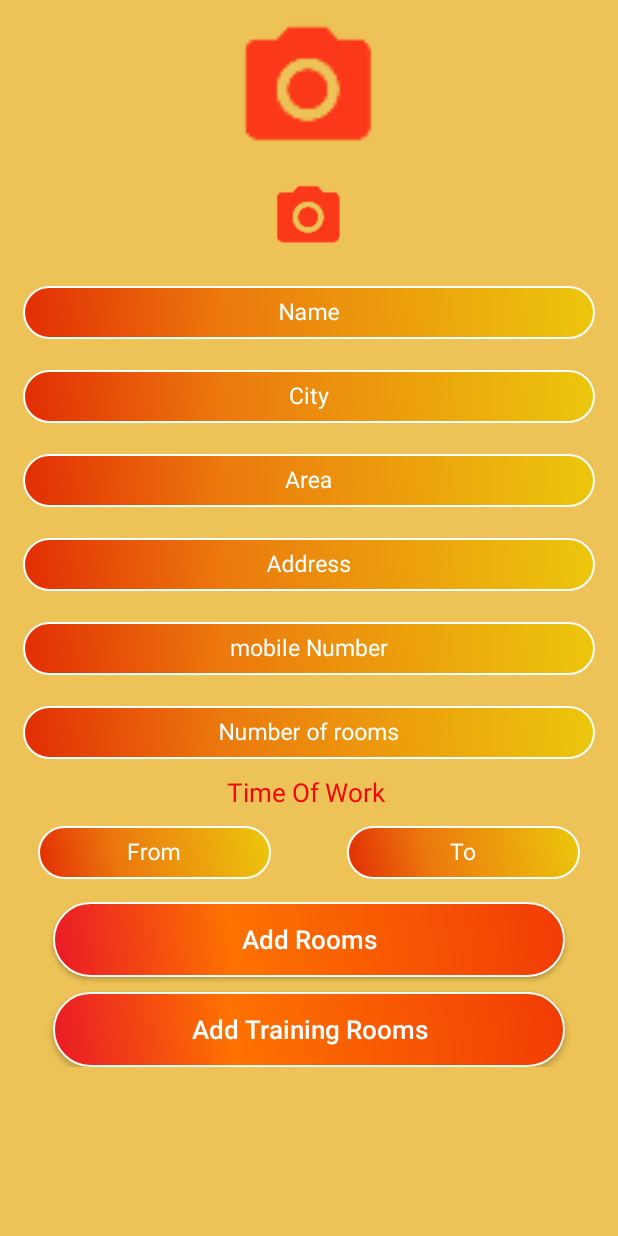
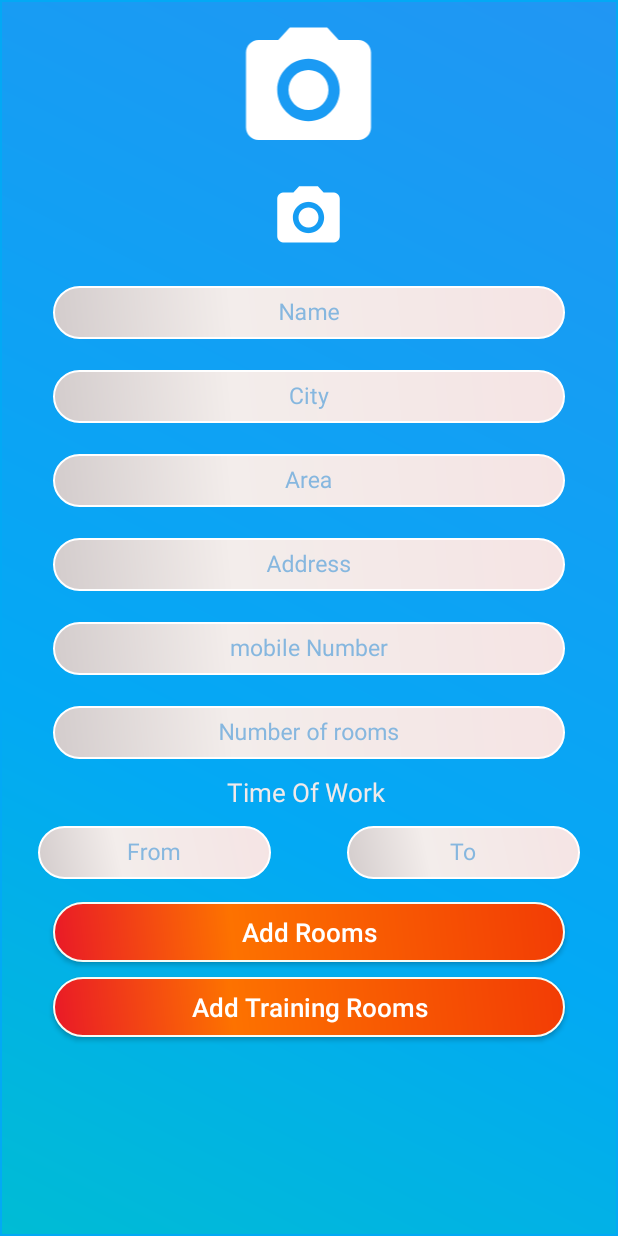
Before and after one commit to MohamedHassan275/OwnerTrainingRoom, an Android app: the AddTrainingRoomsActivity screen opened directly, with no data from a screen before it, on a phone screen of 412 x 824 dp. Run offline under Robolectric (Android 15) with nearby library versions, the light colour scheme and no system bars.

Commit message:
Initial commit

```diff
--- a/app/src/main/java/com/mohmedhassan/ownertrainingroom/Login/LoginActivity.java
+++ b/app/src/main/java/com/mohmedhassan/ownertrainingroom/Login/LoginActivity.java
@@ -60,7 +60,7 @@ public class LoginActivity extends AppCompatActivity implements LoginContract.vi
 
 
        // attemptLogin();
-        Login.setOnClickListener(view-> attemptLogin());
+        Login.setOnClickListener(view-> BtnLogin());
 
     }
 
@@ -152,7 +152,7 @@ public class LoginActivity extends AppCompatActivity implements LoginContract.vi
 
         Intent intent = new Intent(LoginActivity.this, HomeScreenActivity.class);
         startActivity(intent);
-        finish();
+       // finish();
 
     }
 
--- /dev/null
+++ b/app/src/main/res/drawable-anydpi/camera2.xml
@@ -0,0 +1,13 @@
+<vector xmlns:android="http://schemas.android.com/apk/res/android"
+    android:width="24dp"
+    android:height="24dp"
+    android:viewportWidth="24"
+    android:viewportHeight="24"
+    android:tint="#FFFFFF">
+    <path
+        android:fillColor="#FF000000"
+        android:pathData="M12,12m-3.2,0a3.2,3.2 0,1 1,6.4 0a3.2,3.2 0,1 1,-6.4 0"/>
+    <path
+        android:fillColor="#FF000000"
+        android:pathData="M9,2L7.17,4L4,4c-1.1,0 -2,0.9 -2,2v12c0,1.1 0.9,2 2,2h16c1.1,0 2,-0.9 2,-2L22,6c0,-1.1 -0.9,-2 -2,-2h-3.17L15,2L9,2zM12,17c-2.76,0 -5,-2.24 -5,-5s2.24,-5 5,-5 5,2.24 5,5 -2.24,5 -5,5z"/>
+</vector>
--- a/app/src/main/res/drawable-hdpi/edittext_design.xml
+++ b/app/src/main/res/drawable-hdpi/edittext_design.xml
@@ -6,9 +6,9 @@
     <gradient
         android:angle="45"
         android:centerX="35%"
-        android:centerColor="#ec790d"
-        android:startColor="#e22d04"
-        android:endColor="#ecc70d"
+        android:centerColor="#F3EDEB"
+        android:startColor="#D3CCCC"
+        android:endColor="#F5E4E4"
         android:type="linear"/>
     <padding
         android:left="0dp"
--- /dev/null
+++ b/app/src/main/res/drawable/layout_design.xml
@@ -0,0 +1,27 @@
+<?xml version="1.0" encoding="utf-8"?>
+<shape xmlns:android="http://schemas.android.com/apk/res/android" android:shape="rectangle" >
+    <corners
+        android:radius="0dp"
+        />
+    <gradient
+        android:angle="45"
+        android:centerX="35%"
+        android:centerColor="#03A9F4"
+        android:startColor="#00BCD4"
+        android:endColor="#2196F3"
+        android:type="linear"/>
+    <padding
+        android:left="0dp"
+        android:top="0dp"
+        android:right="0dp"
+        android:bottom="0dp"
+        />
+    <size
+        android:width="270dp"
+        android:height="60dp"
+        />
+    <stroke
+        android:width="1dp"
+        android:color="#03A9F4"
+        />
+</shape>
--- a/app/src/main/res/layout/activity_add_training_rooms.xml
+++ b/app/src/main/res/layout/activity_add_training_rooms.xml
@@ -2,10 +2,10 @@
 <LinearLayout xmlns:android="http://schemas.android.com/apk/res/android"
     xmlns:app="http://schemas.android.com/apk/res-auto"
     xmlns:tools="http://schemas.android.com/tools"
-    android:orientation="vertical"
-    android:background="#edc357"
     android:layout_width="match_parent"
     android:layout_height="match_parent"
+    android:background="@drawable/layout_design"
+    android:orientation="vertical"
     tools:context=".AddTrainingRooms.AddTrainingRoomsActivity">
 
     <ScrollView
@@ -13,245 +13,248 @@
         android:layout_height="match_parent">
 
         <LinearLayout
-            android:gravity="center"
             android:layout_width="match_parent"
             android:layout_height="match_parent"
+            android:gravity="center"
             android:orientation="vertical">
 
             <android.support.v7.widget.RecyclerView
                 android:id="@+id/recyclerview_image"
                 android:layout_width="match_parent"
-                android:layout_height="wrap_content">
-            </android.support.v7.widget.RecyclerView>
+                android:layout_height="wrap_content"></android.support.v7.widget.RecyclerView>
+
             <ImageView
                 android:id="@+id/imageView_photo"
                 android:layout_width="150dp"
                 android:layout_height="100dp"
                 android:layout_marginTop="10dp"
-                android:src="@drawable/camera"/>
+                android:src="@drawable/camera2" />
+
             <ImageView
                 android:id="@+id/image_photo"
                 android:layout_width="150dp"
                 android:layout_height="50dp"
                 android:layout_marginTop="10dp"
-                android:src="@drawable/camera"/>
+                android:src="@drawable/camera2" />
 
             <android.support.design.widget.TextInputLayout
+                android:layout_width="match_parent"
+                android:layout_height="wrap_content"
                 android:layout_marginTop="10dp"
-                android:textColorHint="#ffffff"
-                android:layout_width="match_parent"
-                android:layout_height="wrap_content">
+                android:textColorHint="#86B7DF">
 
                 <EditText
                     android:id="@+id/name"
                     android:layout_width="match_parent"
                     android:layout_height="35dp"
+                    android:layout_gravity="center"
+                    android:layout_marginLeft="35dp"
+                    android:layout_marginRight="35dp"
                     android:background="@drawable/edittext_design"
+                    android:gravity="center"
                     android:hint="Name"
-                    android:padding="7dp"
-                    android:gravity="center"
-                    android:layout_gravity="center"
                     android:inputType="text"
                     android:maxLines="1"
-                    android:textColor="#ffffff"
-                    android:layout_marginLeft="15dp"
-                    android:layout_marginRight="15dp"
+                    android:padding="7dp"
                     android:singleLine="true"
+                    android:textColor="#3F51B5"
                     android:textSize="15sp" />
 
             </android.support.design.widget.TextInputLayout>
 
             <android.support.design.widget.TextInputLayout
+                android:layout_width="match_parent"
+                android:layout_height="wrap_content"
                 android:layout_marginTop="10dp"
-                android:textColorHint="#ffffff"
-                android:layout_width="match_parent"
-                android:layout_height="wrap_content">
+                android:textColorHint="#86B7DF">
 
                 <EditText
                     android:id="@+id/city"
                     android:layout_width="match_parent"
                     android:layout_height="35dp"
+                    android:layout_gravity="center"
+                    android:layout_marginLeft="35dp"
+                    android:layout_marginRight="35dp"
                     android:background="@drawable/edittext_design"
+                    android:gravity="center"
                     android:hint="City"
-                    android:padding="7dp"
-                    android:gravity="center"
-                    android:textColor="#ffffff"
-                    android:layout_marginLeft="15dp"
-                    android:layout_marginRight="15dp"
-                    android:layout_gravity="center"
                     android:inputType="text"
                     android:maxLines="1"
+                    android:padding="7dp"
                     android:singleLine="true"
+                    android:textColor="#ffffff"
                     android:textSize="15sp" />
 
             </android.support.design.widget.TextInputLayout>
 
             <android.support.design.widget.TextInputLayout
+                android:layout_width="match_parent"
+                android:layout_height="wrap_content"
                 android:layout_marginTop="10dp"
-                android:textColorHint="#ffffff"
-                android:layout_width="match_parent"
-                android:layout_height="wrap_content">
+                android:textColorHint="#86B7DF">
 
                 <EditText
                     android:id="@+id/Area"
                     android:layout_width="match_parent"
                     android:layout_height="35dp"
+                    android:layout_gravity="center"
+                    android:layout_marginLeft="35dp"
+                    android:layout_marginRight="35dp"
                     android:background="@drawable/edittext_design"
+                    android:gravity="center"
                     android:hint="Area"
-                    android:gravity="center"
-                    android:layout_gravity="center"
-                    android:textSize="15sp"
-                    android:padding="7dp"
-                    android:textColor="#ffffff"
-                    android:layout_marginLeft="15dp"
-                    android:layout_marginRight="15dp"
                     android:inputType="textEmailAddress"
                     android:maxLines="1"
-                    android:singleLine="true"/>
+                    android:padding="7dp"
+                    android:singleLine="true"
+                    android:textColor="#ffffff"
+                    android:textSize="15sp" />
 
             </android.support.design.widget.TextInputLayout>
 
             <android.support.design.widget.TextInputLayout
+                android:layout_width="match_parent"
+                android:layout_height="wrap_content"
                 android:layout_marginTop="10dp"
-                android:textColorHint="#ffffff"
-                android:layout_width="match_parent"
-                android:layout_height="wrap_content">
+                android:textColorHint="#86B7DF">
 
                 <EditText
                     android:id="@+id/Address"
                     android:layout_width="match_parent"
                     android:layout_height="35dp"
+                    android:layout_gravity="center"
+                    android:layout_marginLeft="35dp"
+                    android:layout_marginRight="35dp"
                     android:background="@drawable/edittext_design"
+                    android:gravity="center"
                     android:hint="Address"
-                    android:gravity="center"
-                    android:layout_gravity="center"
-                    android:textSize="15sp"
-                    android:padding="7dp"
-                    android:textColor="#ffffff"
-                    android:layout_marginLeft="15dp"
-                    android:layout_marginRight="15dp"
                     android:inputType="textEmailAddress"
                     android:maxLines="1"
-                    android:singleLine="true"/>
+                    android:padding="7dp"
+                    android:singleLine="true"
+                    android:textColor="#ffffff"
+                    android:textSize="15sp" />
 
             </android.support.design.widget.TextInputLayout>
 
             <android.support.design.widget.TextInputLayout
+                android:layout_width="match_parent"
+                android:layout_height="wrap_content"
                 android:layout_marginTop="10dp"
-                android:textColorHint="#ffffff"
-                android:layout_width="match_parent"
-                android:layout_height="wrap_content">
+                android:textColorHint="#86B7DF">
 
                 <EditText
                     android:id="@+id/mobile_phone"
                     android:layout_width="match_parent"
                     android:layout_height="35dp"
+                    android:layout_gravity="center"
+                    android:layout_marginLeft="35dp"
+                    android:layout_marginRight="35dp"
                     android:background="@drawable/edittext_design"
+                    android:gravity="center"
                     android:hint="mobile Number"
-                    android:gravity="center"
-                    android:layout_gravity="center"
-                    android:textSize="15sp"
+                    android:inputType="number"
+                    android:maxLines="1"
+                    android:singleLine="true"
                     android:textColor="#ffffff"
-                    android:inputType="number"
-                    android:layout_marginLeft="15dp"
-                    android:layout_marginRight="15dp"
-                    android:maxLines="1"
-                    android:singleLine="true"/>
+                    android:textSize="15sp" />
 
             </android.support.design.widget.TextInputLayout>
 
             <android.support.design.widget.TextInputLayout
+                android:layout_width="match_parent"
+                android:layout_height="wrap_content"
                 android:layout_marginTop="10dp"
-                android:textColorHint="#ffffff"
-                android:layout_width="match_parent"
-                android:layout_height="wrap_content">
+                android:textColorHint="#86B7DF">
 
                 <EditText
                     android:id="@+id/Numberofrooms"
                     android:layout_width="match_parent"
                     android:layout_height="35dp"
+                    android:layout_gravity="center"
+                    android:layout_marginLeft="35dp"
+                    android:layout_marginRight="35dp"
                     android:background="@drawable/edittext_design"
+                    android:gravity="center"
                     android:hint="Number of rooms"
-                    android:gravity="center"
-                    android:layout_gravity="center"
-                    android:textSize="15sp"
+                    android:inputType="number"
+                    android:maxLines="1"
+                    android:singleLine="true"
                     android:textColor="#ffffff"
-                    android:inputType="number"
-                    android:layout_marginLeft="15dp"
-                    android:layout_marginRight="15dp"
-                    android:maxLines="1"
-                    android:singleLine="true"/>
+                    android:textSize="15sp" />
 
             </android.support.design.widget.TextInputLayout>
+
             <LinearLayout
-                android:orientation="vertical"
                 android:layout_width="match_parent"
-                android:layout_height="match_parent">
+                android:layout_height="match_parent"
+                android:orientation="vertical">
 
                 <TextView
                     android:layout_width="wrap_content"
                     android:layout_height="wrap_content"
+                    android:layout_gravity="center"
+                    android:layout_marginTop="10dp"
                     android:text="Time Of Work "
-                    android:textColor="#f40404"
-                    android:textSize="17sp"
-                    android:layout_marginTop="10dp"
-                    android:layout_gravity="center"/>
+                    android:textColor="#F1EAEA"
+                    android:textSize="17sp" />
 
                 <LinearLayout
-                    android:orientation="horizontal"
                     android:layout_width="match_parent"
-                    android:layout_height="wrap_content">
+                    android:layout_height="wrap_content"
+                    android:orientation="horizontal">
 
                     <android.support.design.widget.TextInputLayout
-                            android:textColorHint="#ffffff"
-                            android:layout_weight="1"
+                        android:layout_width="match_parent"
+                        android:layout_height="wrap_content"
+                        android:layout_weight="1"
+                        android:textColorHint="#86B7DF">
+
+                        <EditText
+                            android:id="@+id/from"
                             android:layout_width="match_parent"
-                            android:layout_height="wrap_content">
+                            android:layout_height="35dp"
+                            android:layout_marginLeft="25dp"
+                            android:layout_marginRight="25dp"
+                            android:background="@drawable/edittext_design"
+                            android:gravity="center"
+                            android:hint="From"
+                            android:inputType="number"
+                            android:maxLines="1"
+                            android:padding="7dp"
+                            android:paddingLeft="10dp"
+                            android:singleLine="true"
+                            android:textSize="15sp" />
 
-                            <EditText
-                                android:id="@+id/from"
-                                android:layout_width="match_parent"
-                                android:layout_height="35dp"
-                                android:background="@drawable/edittext_design"
-                                android:hint="From"
-                                android:gravity="center"
-                                android:padding="7dp"
-                                android:paddingLeft="10dp"
-                                android:layout_marginRight="25dp"
-                                android:layout_marginLeft="25dp"
-                                android:textSize="15sp"
-                                android:inputType="number"
-                                android:maxLines="1"
-                                android:singleLine="true"/>
-
-                        </android.support.design.widget.TextInputLayout>
+                    </android.support.design.widget.TextInputLayout>
 
 
-                        <android.support.design.widget.TextInputLayout
-                            android:textColorHint="#ffffff"
-                            android:layout_weight="1"
+                    <android.support.design.widget.TextInputLayout
+                        android:layout_width="match_parent"
+                        android:layout_height="wrap_content"
+                        android:layout_weight="1"
+                        android:textColorHint="#86B7DF">
+
+                        <EditText
+                            android:id="@+id/to"
                             android:layout_width="match_parent"
-                            android:layout_height="wrap_content">
+                            android:layout_height="35dp"
+                            android:layout_marginLeft="25dp"
+                            android:layout_marginRight="25dp"
+                            android:background="@drawable/edittext_design"
+                            android:gravity="center"
+                            android:hint="To"
+                            android:inputType="number"
+                            android:maxLines="1"
+                            android:padding="7dp"
+                            android:paddingLeft="10dp"
+                            android:singleLine="true"
+                            android:textSize="15sp" />
 
-                            <EditText
-                                android:id="@+id/to"
-                                android:layout_width="match_parent"
-                                android:layout_height="35dp"
-                                android:background="@drawable/edittext_design"
-                                android:hint="To"
-                                android:gravity="center"
-                                android:padding="7dp"
-                                android:paddingLeft="10dp"
-                                android:layout_marginRight="25dp"
-                                android:layout_marginLeft="25dp"
-                                android:textSize="15sp"
-                                android:inputType="number"
-                                android:maxLines="1"
-                                android:singleLine="true"/>
-
-                        </android.support.design.widget.TextInputLayout>
+                    </android.support.design.widget.TextInputLayout>
 
                 </LinearLayout>
+
                 <android.support.v7.widget.RecyclerView
                     android:id="@+id/recyclerview_room"
                     android:layout_width="match_parent"
@@ -262,27 +265,29 @@
                 <Button
                     android:id="@+id/btn_addRooms"
                     android:layout_width="match_parent"
-                    android:layout_height="50dp"
+                    android:layout_height="40dp"
                     android:layout_marginLeft="35dp"
+                    android:layout_marginTop="15dp"
                     android:layout_marginRight="35dp"
-                    android:layout_marginTop="15dp"
+                    android:background="@drawable/btn_design"
                     android:text="Add Rooms"
+                    android:textAllCaps="false"
                     android:textColor="#ffffff"
-                    android:textAllCaps="false"
-                    android:textSize="17sp"
-                    android:background="@drawable/btn_design"/>
+                    android:textSize="17sp" />
+
                 <Button
                     android:id="@+id/btn_addTrainingRooms"
                     android:layout_width="match_parent"
-                    android:layout_height="50dp"
+                    android:layout_height="40dp"
                     android:layout_marginLeft="35dp"
+                    android:layout_marginTop="10dp"
                     android:layout_marginRight="35dp"
-                    android:layout_marginTop="10dp"
+                    android:layout_marginBottom="15dp"
+                    android:background="@drawable/btn_design"
                     android:text="Add Training Rooms"
+                    android:textAllCaps="false"
                     android:textColor="#ffffff"
-                    android:textAllCaps="false"
-                    android:textSize="17sp"
-                    android:background="@drawable/btn_design"/>
+                    android:textSize="17sp" />
 
             </LinearLayout>
         </LinearLayout>
--- a/app/src/main/res/values/colors.xml
+++ b/app/src/main/res/values/colors.xml
@@ -1,6 +1,6 @@
 <?xml version="1.0" encoding="utf-8"?>
 <resources>
-    <color name="colorPrimary">#efa613</color>
-    <color name="colorPrimaryDark">#ec9523</color>
-    <color name="colorAccent">#f48003</color>
+    <color name="colorPrimary">#2196F3</color>
+    <color name="colorPrimaryDark">#00BCD4</color>
+    <color name="colorAccent">#0864AD</color>
 </resources>
```
Also changed, not shown: app/src/main/java/com/mohmedhassan/ownertrainingroom/AddRooms/AddRoomsActivity.java (+4 -8 lines), app/src/main/res/layout/activity_add_rooms.xml (+75 -122 lines), app/src/main/res/layout/activity_home_screen.xml (+17 -2 lines), app/src/main/res/layout/activity_login.xml (+20 -29 lines), app/src/main/res/drawable-hdpi/camera2.png (added), app/src/main/res/drawable-mdpi/camera2.png (added), app/src/main/res/drawable-xhdpi/camera2.png (added), app/src/main/res/drawable-xxhdpi/camera2.png (added).
